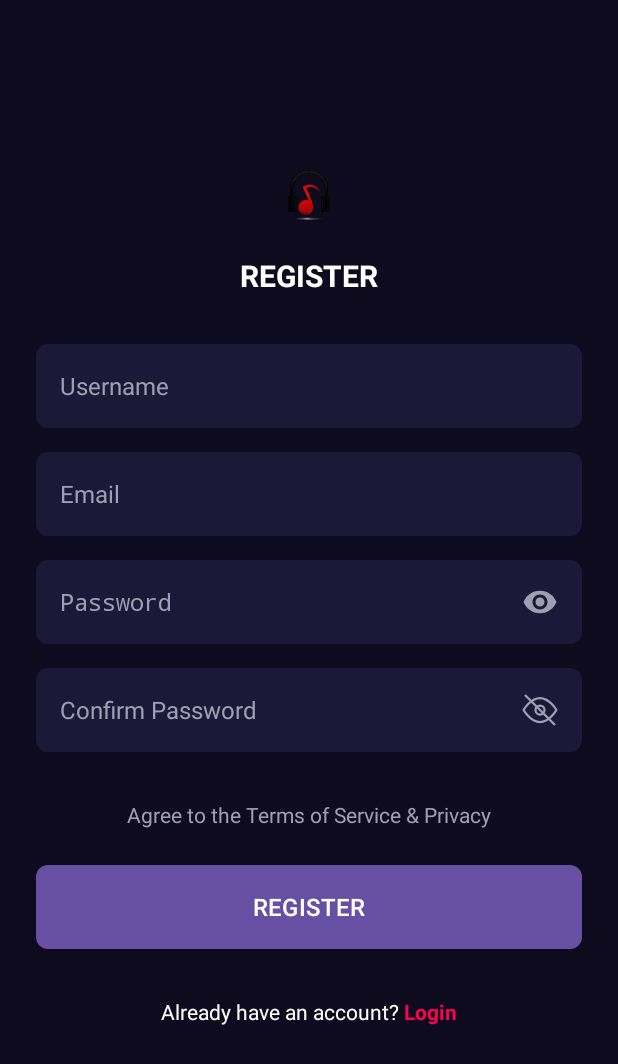
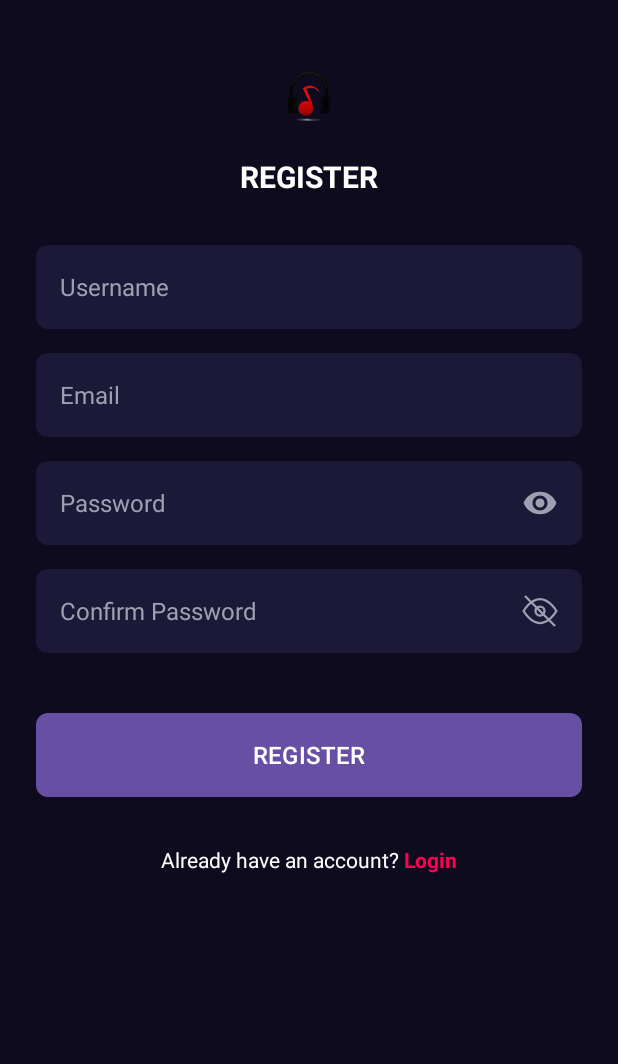
Before and after one commit to Quyenlam22/Group_8_Music_Flow, an Android app: the RegisterActivity screen opened directly, with no data from a screen before it, after a tap on an icon or button, on a phone screen of 412 x 824 dp. Shown: the top 1064 px of the screen. Run offline under Robolectric (Android 15) with nearby library versions, the phone set to English and light mode, and no system bars; our stand-ins replace Firebase (no records; nobody signed in at launch, a user with empty details on screens opened directly).

Commit message:
merge develop

```diff
--- a/app/src/main/java/com/vn/btl/ui/activity/LoginActivity.java
+++ b/app/src/main/java/com/vn/btl/ui/activity/LoginActivity.java
@@ -63,6 +63,7 @@ public class LoginActivity extends AppCompatActivity {
 
     // PHƯƠNG THỨC: Xử lý ẩn/hiện mật khẩu
     private void togglePasswordVisibility() {
+        int selection = etPassword.getText().length(); // Lấy vị trí con trỏ
         if (etPassword.getInputType() == (InputType.TYPE_CLASS_TEXT | InputType.TYPE_TEXT_VARIATION_PASSWORD)) {
             etPassword.setInputType(InputType.TYPE_CLASS_TEXT | InputType.TYPE_TEXT_VARIATION_VISIBLE_PASSWORD);
             ivTogglePassword.setImageResource(R.drawable.ic_eye_show); // Cần có ic_eye_show
@@ -70,7 +71,9 @@ public class LoginActivity extends AppCompatActivity {
             etPassword.setInputType(InputType.TYPE_CLASS_TEXT | InputType.TYPE_TEXT_VARIATION_PASSWORD);
             ivTogglePassword.setImageResource(R.drawable.ic_eye_hide);
         }
-        etPassword.setSelection(etPassword.getText().length());
+
+        etPassword.setTypeface(null);
+        etPassword.setSelection(selection);
     }
 
     // PHƯƠNG THỨC: Xử lý Đăng nhập Chính
--- a/app/src/main/java/com/vn/btl/ui/activity/RegisterActivity.java
+++ b/app/src/main/java/com/vn/btl/ui/activity/RegisterActivity.java
@@ -81,8 +81,9 @@ public class RegisterActivity extends AppCompatActivity {
         }
     }
 
-    // PHƯƠNG THỨC: Xử lý ẩn/hiện mật khẩu (giữ nguyên)
     private void togglePasswordVisibility(EditText editText, ImageView imageView) {
+        int selection = editText.getText().length(); // Lấy vị trí con trỏ
+
         if (editText.getInputType() == (InputType.TYPE_CLASS_TEXT | InputType.TYPE_TEXT_VARIATION_PASSWORD)) {
             editText.setInputType(InputType.TYPE_CLASS_TEXT | InputType.TYPE_TEXT_VARIATION_VISIBLE_PASSWORD);
             imageView.setImageResource(R.drawable.ic_eye_show);
@@ -90,7 +91,9 @@ public class RegisterActivity extends AppCompatActivity {
             editText.setInputType(InputType.TYPE_CLASS_TEXT | InputType.TYPE_TEXT_VARIATION_PASSWORD);
             imageView.setImageResource(R.drawable.ic_eye_hide);
         }
-        editText.setSelection(editText.getText().length());
+
+        editText.setTypeface(null);
+        editText.setSelection(selection);
     }
 
     // PHƯƠNG THỨC: Kiểm tra đầu vào và gọi kiểm tra Username
--- a/app/src/main/res/layout/activity_register.xml
+++ b/app/src/main/res/layout/activity_register.xml
@@ -1,10 +1,11 @@
 <?xml version="1.0" encoding="utf-8"?>
-<RelativeLayout xmlns:android="http://schemas.android.com/apk/res/android"
+<ScrollView xmlns:android="http://schemas.android.com/apk/res/android"
     xmlns:app="http://schemas.android.com/apk/res-auto"
     android:layout_width="match_parent"
     android:layout_height="match_parent"
     android:background="#0e0b1e"
-    android:padding="24dp">
+    android:padding="24dp"
+    android:fillViewport="true">
 
     <LinearLayout
         android:layout_width="match_parent"
@@ -81,13 +82,13 @@
                 app:tint="#9EA0B1"/>
         </LinearLayout>
 
-        <TextView
-            android:layout_width="wrap_content"
-            android:layout_height="wrap_content"
-            android:text="Agree to the Terms of Service &amp; Privacy"
-            android:textColor="#9EA0B1"
-            android:layout_gravity="center_horizontal"
-            android:layout_marginTop="16dp"/>
+<!--        <TextView-->
+<!--            android:layout_width="wrap_content"-->
+<!--            android:layout_height="wrap_content"-->
+<!--            android:text="Agree to the Terms of Service &amp; Privacy"-->
+<!--            android:textColor="#9EA0B1"-->
+<!--            android:layout_gravity="center_horizontal"-->
+<!--            android:layout_marginTop="16dp"/>-->
 
         <Button
             android:id="@+id/btnRegister"
@@ -120,4 +121,4 @@
         </LinearLayout>
 
     </LinearLayout>
-</RelativeLayout>
+</ScrollView>
```
